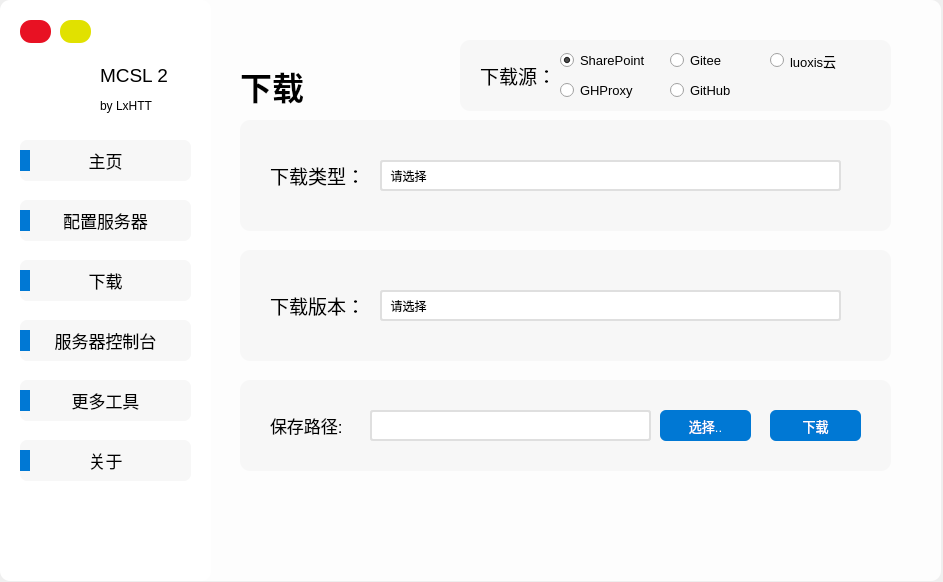
This is resources/MCSL2_MainWindow.ui in MCSLTeam/MCSL2 as Qt 5 draws it before an edit. The edited form follows.
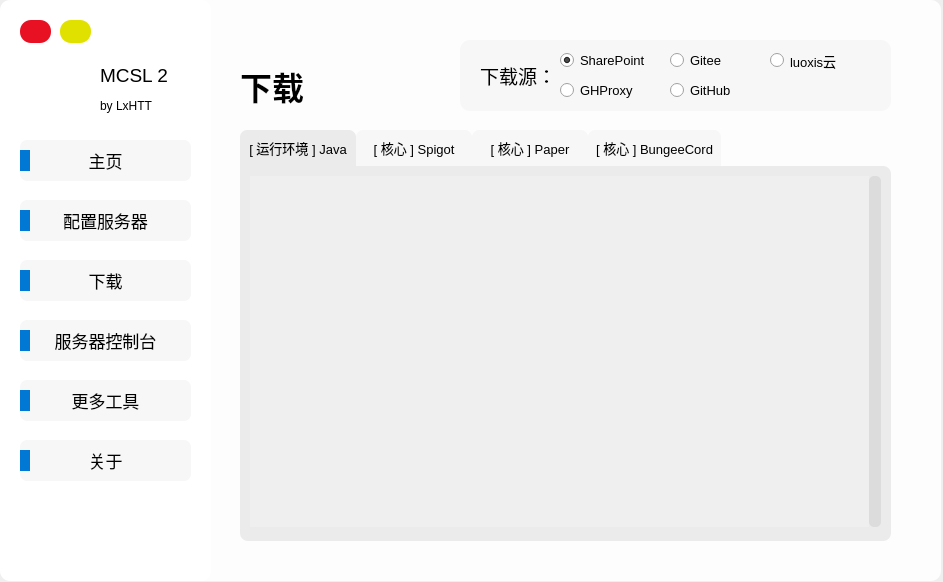
This is the edited form. The open tabs and pages were chosen to show the change. Icons and pictures are not drawn.

Commit message: 分离下载模块

```diff
--- a/resources/MCSL2_MainWindow.ui
+++ b/resources/MCSL2_MainWindow.ui
@@ -653,6 +653,9 @@
     <property name="autoFillBackground">
      <bool>false</bool>
     </property>
+    <property name="frameShape">
+     <enum>QFrame::NoFrame</enum>
+    </property>
     <property name="currentIndex">
      <number>0</number>
     </property>
@@ -1765,424 +1768,6 @@
        <string>下载</string>
       </property>
      </widget>
-     <widget class="QComboBox" name="Download_Type_ComboBox">
-      <property name="geometry">
-       <rect>
-        <x>170</x>
-        <y>180</y>
-        <width>461</width>
-        <height>31</height>
-       </rect>
-      </property>
-      <property name="font">
-       <font>
-        <family>Microsoft YaHei UI</family>
-        <pointsize>9</pointsize>
-       </font>
-      </property>
-      <property name="styleSheet">
-       <string notr="true">QComboBox {
-    border-radius: 3px;
-    padding: 1px 2px 1px 2px;
-    min-width: 9em;
-	border: 2px solid rgb(223, 223, 223);
-}
-QComboBox::drop-down
-{
-    subcontrol-origin: padding;
-    subcontrol-position: top right;
-    width: 20px;
-    border-left-color: rgb(223, 223, 223);
-    border-left-style: solid;
-    border-top-right-radius: 4px;
-    border-bottom-right-radius: 4px;
-}
-QComboBox::down-arrow
-{
-    border-image: url(:/MCSL2_Icon/QComboBox.png);
-}
-QComboBox QAbstractItemView
-{
-	border-radius: 10px;
-	background: rgba(255,255,255,1);
-    border: 1px solid rgba(228,228,228,1);
-    border-radius: 0px 0px 5px 5px;
-	font-size: 14px;
-    outline: 0px;
-}
-QComboBox QAbstractItemView::item
-{
-	border-radius: 7px;
-	font-size:25px;
-	color:#666667;
-	padding-left:9px;
-	background-color:#FFFFFF;
-	min-height: 33px;
-	min-width: 60px;
-}
-QComboBox QAbstractItemView::item:hover
-{
-	border-radius: 7px;
-	background-color: rgb(0, 120, 212);
-	color:#FFFFFF;
-}
-</string>
-      </property>
-      <item>
-       <property name="text">
-        <string>  请选择</string>
-       </property>
-      </item>
-      <item>
-       <property name="text">
-        <string>  [ 运行环境 ] Java</string>
-       </property>
-      </item>
-      <item>
-       <property name="text">
-        <string>  [ 服务端 ] Spigot</string>
-       </property>
-      </item>
-      <item>
-       <property name="text">
-        <string>  [ 服务端 ] Paper</string>
-       </property>
-      </item>
-      <item>
-       <property name="text">
-        <string>  [ 服务端 ] BungeeCord</string>
-       </property>
-      </item>
-     </widget>
-     <widget class="QLabel" name="Download_Type_Background">
-      <property name="geometry">
-       <rect>
-        <x>30</x>
-        <y>140</y>
-        <width>651</width>
-        <height>111</height>
-       </rect>
-      </property>
-      <property name="font">
-       <font>
-        <family>Microsoft YaHei UI</family>
-        <pointsize>12</pointsize>
-       </font>
-      </property>
-      <property name="autoFillBackground">
-       <bool>false</bool>
-      </property>
-      <property name="styleSheet">
-       <string notr="true">QLabel
-{
-	background-color: rgb(247, 247, 247);
-	border-radius: 10px
-}</string>
-      </property>
-      <property name="text">
-       <string/>
-      </property>
-     </widget>
-     <widget class="QLabel" name="Download_Type_Label">
-      <property name="geometry">
-       <rect>
-        <x>60</x>
-        <y>180</y>
-        <width>91</width>
-        <height>31</height>
-       </rect>
-      </property>
-      <property name="font">
-       <font>
-        <family>Microsoft YaHei UI</family>
-        <pointsize>14</pointsize>
-       </font>
-      </property>
-      <property name="text">
-       <string>下载类型：</string>
-      </property>
-     </widget>
-     <widget class="QComboBox" name="Download_Versions_ComboBox">
-      <property name="geometry">
-       <rect>
-        <x>170</x>
-        <y>310</y>
-        <width>461</width>
-        <height>31</height>
-       </rect>
-      </property>
-      <property name="font">
-       <font>
-        <family>Microsoft YaHei UI</family>
-        <pointsize>9</pointsize>
-       </font>
-      </property>
-      <property name="styleSheet">
-       <string notr="true">QComboBox {
-    border-radius: 3px;
-    padding: 1px 2px 1px 2px;
-    min-width: 9em;
-	border: 2px solid rgb(223, 223, 223);
-}
-QComboBox::drop-down
-{
-    subcontrol-origin: padding;
-    subcontrol-position: top right;
-    width: 20px;
-    border-left-color: rgb(223, 223, 223);
-    border-left-style: solid;
-    border-top-right-radius: 4px;
-    border-bottom-right-radius: 4px;
-}
-QComboBox::down-arrow
-{
-    border-image: url(:/MCSL2_Icon/QComboBox.png);
-}
-QComboBox QAbstractItemView
-{
-	border-radius: 10px;
-	background: rgba(255,255,255,1);
-    border: 1px solid rgba(228,228,228,1);
-    border-radius: 0px 0px 5px 5px;
-	font-size: 14px;
-    outline: 0px;
-}
-QComboBox QAbstractItemView::item
-{
-	border-radius: 7px;
-	font-size:25px;
-	color:#666667;
-	padding-left:9px;
-	background-color:#FFFFFF;
-	min-height: 33px;
-	min-width: 60px;
-}
-QComboBox QAbstractItemView::item:hover
-{
-	border-radius: 7px;
-	background-color: rgb(0, 120, 212);
-	color:#FFFFFF;
-}
-</string>
-      </property>
-      <item>
-       <property name="text">
-        <string>  请选择</string>
-       </property>
-      </item>
-     </widget>
-     <widget class="QLabel" name="Download_Versions_Label">
-      <property name="geometry">
-       <rect>
-        <x>60</x>
-        <y>310</y>
-        <width>91</width>
-        <height>31</height>
-       </rect>
-      </property>
-      <property name="font">
-       <font>
-        <family>Microsoft YaHei UI</family>
-        <pointsize>14</pointsize>
-       </font>
-      </property>
-      <property name="text">
-       <string>下载版本：</string>
-      </property>
-     </widget>
-     <widget class="QLabel" name="Download_Versions_Background">
-      <property name="geometry">
-       <rect>
-        <x>30</x>
-        <y>270</y>
-        <width>651</width>
-        <height>111</height>
-       </rect>
-      </property>
-      <property name="font">
-       <font>
-        <family>Microsoft YaHei UI</family>
-        <pointsize>12</pointsize>
-       </font>
-      </property>
-      <property name="autoFillBackground">
-       <bool>false</bool>
-      </property>
-      <property name="styleSheet">
-       <string notr="true">QLabel
-{
-	background-color: rgb(247, 247, 247);
-	border-radius: 10px
-}</string>
-      </property>
-      <property name="text">
-       <string/>
-      </property>
-     </widget>
-     <widget class="QLabel" name="Download_Progress_Background">
-      <property name="geometry">
-       <rect>
-        <x>30</x>
-        <y>400</y>
-        <width>651</width>
-        <height>91</height>
-       </rect>
-      </property>
-      <property name="font">
-       <font>
-        <family>Microsoft YaHei UI</family>
-        <pointsize>12</pointsize>
-       </font>
-      </property>
-      <property name="autoFillBackground">
-       <bool>false</bool>
-      </property>
-      <property name="styleSheet">
-       <string notr="true">QLabel
-{
-	background-color: rgb(247, 247, 247);
-	border-radius: 10px
-}</string>
-      </property>
-      <property name="text">
-       <string/>
-      </property>
-     </widget>
-     <widget class="QPushButton" name="Download_PushButton">
-      <property name="geometry">
-       <rect>
-        <x>560</x>
-        <y>430</y>
-        <width>91</width>
-        <height>31</height>
-       </rect>
-      </property>
-      <property name="font">
-       <font>
-        <family>Microsoft YaHei UI</family>
-        <pointsize>10</pointsize>
-       </font>
-      </property>
-      <property name="cursor">
-       <cursorShape>PointingHandCursor</cursorShape>
-      </property>
-      <property name="styleSheet">
-       <string notr="true">QPushButton
-{
-	background-color: rgb(0, 120, 212);
-	border-radius: 6px;
-	color: rgb(255, 255, 255);
-}
-QPushButton:hover
-{
-    background-color: rgb(0, 110, 212);
-	border-radius: 6px;
-    color: rgb(255, 255, 255);
-}
-QPushButton:pressed
-{
-    background-color: rgb(0, 100, 212);
-	border-radius: 6px;
-    color: rgb(255, 255, 255);
-}</string>
-      </property>
-      <property name="text">
-       <string>下载</string>
-      </property>
-      <property name="flat">
-       <bool>false</bool>
-      </property>
-     </widget>
-     <widget class="QLabel" name="Download_Save_Path_Label">
-      <property name="geometry">
-       <rect>
-        <x>60</x>
-        <y>430</y>
-        <width>101</width>
-        <height>31</height>
-       </rect>
-      </property>
-      <property name="font">
-       <font>
-        <family>Microsoft YaHei UI</family>
-        <pointsize>13</pointsize>
-       </font>
-      </property>
-      <property name="text">
-       <string>保存路径:</string>
-      </property>
-     </widget>
-     <widget class="QLineEdit" name="Download_Save_Path_LineEdit">
-      <property name="geometry">
-       <rect>
-        <x>160</x>
-        <y>430</y>
-        <width>281</width>
-        <height>31</height>
-       </rect>
-      </property>
-      <property name="font">
-       <font>
-        <family>Microsoft YaHei UI</family>
-        <pointsize>9</pointsize>
-       </font>
-      </property>
-      <property name="styleSheet">
-       <string notr="true">QLineEdit
-{
-	border-radius: 3px;
-	border: 2px;
-	border-color: rgb(223, 223, 223);
-    border-style: solid;
-}
-</string>
-      </property>
-     </widget>
-     <widget class="QPushButton" name="Manually_Choose_Download_Save_Path_PushButton">
-      <property name="geometry">
-       <rect>
-        <x>450</x>
-        <y>430</y>
-        <width>91</width>
-        <height>31</height>
-       </rect>
-      </property>
-      <property name="font">
-       <font>
-        <family>Microsoft YaHei UI</family>
-        <pointsize>10</pointsize>
-       </font>
-      </property>
-      <property name="cursor">
-       <cursorShape>PointingHandCursor</cursorShape>
-      </property>
-      <property name="styleSheet">
-       <string notr="true">QPushButton
-{
-	background-color: rgb(0, 120, 212);
-	border-radius: 6px;
-	color: rgb(255, 255, 255);
-}
-QPushButton:hover
-{
-    background-color: rgb(0, 110, 212);
-	border-radius: 6px;
-    color: rgb(255, 255, 255);
-}
-QPushButton:pressed
-{
-    background-color: rgb(0, 100, 212);
-	border-radius: 6px;
-    color: rgb(255, 255, 255);
-}</string>
-      </property>
-      <property name="text">
-       <string>选择..</string>
-      </property>
-      <property name="flat">
-       <bool>false</bool>
-      </property>
-     </widget>
      <widget class="QLabel" name="Download_Source_Background">
       <property name="geometry">
        <rect>
@@ -2329,25 +1914,389 @@
        <string>GHProxy</string>
       </property>
      </widget>
-     <zorder>Download_Progress_Background</zorder>
-     <zorder>Download_Versions_Background</zorder>
-     <zorder>Download_Type_Background</zorder>
-     <zorder>Download_Label</zorder>
-     <zorder>Download_Type_ComboBox</zorder>
-     <zorder>Download_Type_Label</zorder>
-     <zorder>Download_Versions_ComboBox</zorder>
-     <zorder>Download_Versions_Label</zorder>
-     <zorder>Download_PushButton</zorder>
-     <zorder>Download_Save_Path_Label</zorder>
-     <zorder>Download_Save_Path_LineEdit</zorder>
-     <zorder>Manually_Choose_Download_Save_Path_PushButton</zorder>
-     <zorder>Download_Source_Background</zorder>
-     <zorder>Download_Source_Label</zorder>
-     <zorder>luoxisCloud_radioButton</zorder>
-     <zorder>Gitee_radioButton</zorder>
-     <zorder>SharePoint_radioButton</zorder>
-     <zorder>GitHub_radioButton</zorder>
-     <zorder>GHProxy_radioButton</zorder>
+     <widget class="QTabWidget" name="DownloadSwitcher_TabWidget">
+      <property name="geometry">
+       <rect>
+        <x>30</x>
+        <y>150</y>
+        <width>651</width>
+        <height>411</height>
+       </rect>
+      </property>
+      <property name="font">
+       <font>
+        <family>Microsoft YaHei UI</family>
+        <pointsize>10</pointsize>
+       </font>
+      </property>
+      <property name="cursor">
+       <cursorShape>ArrowCursor</cursorShape>
+      </property>
+      <property name="styleSheet">
+       <string notr="true">QTabWidget
+{
+    background-color:rgb(247, 247, 247);
+}
+QTabWidget::pane
+{
+    background-color: rgb(235, 235, 235);
+	border-top-right-radius: 8px;
+	border-bottom-right-radius: 8px;
+	border-bottom-left-radius: 8px;
+    border:none;
+}
+QTabBar::tab
+{
+	background-color:rgb(247, 247, 247);
+	border-top-left-radius: 7px;
+	border-top-right-radius: 7px;
+	min-width: 100px;
+	min-height: 20px;
+	padding: 8px;
+}
+
+QTabBar::tab:selected
+{
+	background-color: rgb(235, 235, 235);
+}</string>
+      </property>
+      <property name="tabPosition">
+       <enum>QTabWidget::North</enum>
+      </property>
+      <property name="currentIndex">
+       <number>0</number>
+      </property>
+      <property name="elideMode">
+       <enum>Qt::ElideMiddle</enum>
+      </property>
+      <property name="usesScrollButtons">
+       <bool>false</bool>
+      </property>
+      <widget class="QWidget" name="JavaTab">
+       <attribute name="title">
+        <string>[ 运行环境 ] Java</string>
+       </attribute>
+       <widget class="QScrollArea" name="JavaScrollArea">
+        <property name="geometry">
+         <rect>
+          <x>10</x>
+          <y>10</y>
+          <width>631</width>
+          <height>351</height>
+         </rect>
+        </property>
+        <property name="cursor" stdset="0">
+         <cursorShape>ArrowCursor</cursorShape>
+        </property>
+        <property name="styleSheet">
+         <string notr="true">QScrollArea{
+	border: 0px solid;
+	border-right-color: #dcdbdc;
+	background-color: transparent;
+}
+QScrollBar:vertical {
+	border: none;
+	background: transparent;
+	width: 12px;
+}
+QScrollBar::handle:vertical {
+	background: rgb(220, 220, 220);
+	min-height: 20px;
+	border-radius: 5px;
+}
+QScrollBar::add-line:vertial 
+{	
+    height: 0px;
+}
+QScrollBar::sub-line:vertial 
+{	
+    height: 0px;
+}
+QScrollBar::up-arrow:vertial,QScrollBar::down-arrow:vertial
+{	
+    height: 0px;
+}
+QScrollBar::add-page:vertical, QScrollBar::sub-page:vertical {
+    background: none;
+}</string>
+        </property>
+        <property name="frameShape">
+         <enum>QFrame::NoFrame</enum>
+        </property>
+        <property name="frameShadow">
+         <enum>QFrame::Plain</enum>
+        </property>
+        <property name="lineWidth">
+         <number>0</number>
+        </property>
+        <property name="verticalScrollBarPolicy">
+         <enum>Qt::ScrollBarAlwaysOn</enum>
+        </property>
+        <property name="horizontalScrollBarPolicy">
+         <enum>Qt::ScrollBarAlwaysOff</enum>
+        </property>
+        <property name="sizeAdjustPolicy">
+         <enum>QAbstractScrollArea::AdjustToContents</enum>
+        </property>
+        <property name="widgetResizable">
+         <bool>true</bool>
+        </property>
+        <widget class="QWidget" name="JavaScrollAreaWidgetContents">
+         <property name="geometry">
+          <rect>
+           <x>0</x>
+           <y>0</y>
+           <width>619</width>
+           <height>351</height>
+          </rect>
+         </property>
+        </widget>
+       </widget>
+      </widget>
+      <widget class="QWidget" name="SpigotTab">
+       <attribute name="title">
+        <string>[ 核心 ] Spigot</string>
+       </attribute>
+       <widget class="QScrollArea" name="SpigotScrollArea">
+        <property name="geometry">
+         <rect>
+          <x>10</x>
+          <y>10</y>
+          <width>631</width>
+          <height>351</height>
+         </rect>
+        </property>
+        <property name="cursor" stdset="0">
+         <cursorShape>ArrowCursor</cursorShape>
+        </property>
+        <property name="styleSheet">
+         <string notr="true">QScrollArea{
+	border: 0px solid;
+	border-right-color: #dcdbdc;
+	background-color: transparent;
+}
+QScrollBar:vertical {
+	border: none;
+	background: transparent;
+	width: 12px;
+}
+QScrollBar::handle:vertical {
+	background: rgb(220, 220, 220);
+	min-height: 20px;
+	border-radius: 5px;
+}
+QScrollBar::add-line:vertial 
+{	
+    height: 0px;
+}
+QScrollBar::sub-line:vertial 
+{	
+    height: 0px;
+}
+QScrollBar::up-arrow:vertial,QScrollBar::down-arrow:vertial
+{	
+    height: 0px;
+}
+QScrollBar::add-page:vertical, QScrollBar::sub-page:vertical {
+    background: none;
+}</string>
+        </property>
+        <property name="frameShape">
+         <enum>QFrame::NoFrame</enum>
+        </property>
+        <property name="frameShadow">
+         <enum>QFrame::Plain</enum>
+        </property>
+        <property name="lineWidth">
+         <number>0</number>
+        </property>
+        <property name="verticalScrollBarPolicy">
+         <enum>Qt::ScrollBarAlwaysOn</enum>
+        </property>
+        <property name="horizontalScrollBarPolicy">
+         <enum>Qt::ScrollBarAlwaysOff</enum>
+        </property>
+        <property name="sizeAdjustPolicy">
+         <enum>QAbstractScrollArea::AdjustToContents</enum>
+        </property>
+        <property name="widgetResizable">
+         <bool>true</bool>
+        </property>
+        <widget class="QWidget" name="SpigotScrollAreaWidgetContents">
+         <property name="geometry">
+          <rect>
+           <x>0</x>
+           <y>0</y>
+           <width>619</width>
+           <height>351</height>
+          </rect>
+         </property>
+        </widget>
+       </widget>
+      </widget>
+      <widget class="QWidget" name="PaperTab">
+       <attribute name="title">
+        <string>[ 核心 ] Paper</string>
+       </attribute>
+       <widget class="QScrollArea" name="PaperScrollArea">
+        <property name="geometry">
+         <rect>
+          <x>10</x>
+          <y>10</y>
+          <width>631</width>
+          <height>351</height>
+         </rect>
+        </property>
+        <property name="cursor" stdset="0">
+         <cursorShape>ArrowCursor</cursorShape>
+        </property>
+        <property name="styleSheet">
+         <string notr="true">QScrollArea{
+	border: 0px solid;
+	border-right-color: #dcdbdc;
+	background-color: transparent;
+}
+QScrollBar:vertical {
+	border: none;
+	background: transparent;
+	width: 12px;
+}
+QScrollBar::handle:vertical {
+	background: rgb(220, 220, 220);
+	min-height: 20px;
+	border-radius: 5px;
+}
+QScrollBar::add-line:vertial 
+{	
+    height: 0px;
+}
+QScrollBar::sub-line:vertial 
+{	
+    height: 0px;
+}
+QScrollBar::up-arrow:vertial,QScrollBar::down-arrow:vertial
+{	
+    height: 0px;
+}
+QScrollBar::add-page:vertical, QScrollBar::sub-page:vertical {
+    background: none;
+}</string>
+        </property>
+        <property name="frameShape">
+         <enum>QFrame::NoFrame</enum>
+        </property>
+        <property name="frameShadow">
+         <enum>QFrame::Plain</enum>
+        </property>
+        <property name="lineWidth">
+         <number>0</number>
+        </property>
+        <property name="verticalScrollBarPolicy">
+         <enum>Qt::ScrollBarAlwaysOn</enum>
+        </property>
+        <property name="horizontalScrollBarPolicy">
+         <enum>Qt::ScrollBarAlwaysOff</enum>
+        </property>
+        <property name="sizeAdjustPolicy">
+         <enum>QAbstractScrollArea::AdjustToContents</enum>
+        </property>
+        <property name="widgetResizable">
+         <bool>true</bool>
+        </property>
+        <widget class="QWidget" name="PaperScrollAreaWidgetContents">
+         <property name="geometry">
+          <rect>
+           <x>0</x>
+           <y>0</y>
+           <width>619</width>
+           <height>351</height>
+          </rect>
+         </property>
+        </widget>
+       </widget>
+      </widget>
+      <widget class="QWidget" name="BungeeCordTab">
+       <attribute name="title">
+        <string>[ 核心 ] BungeeCord</string>
+       </attribute>
+       <widget class="QScrollArea" name="BungeeCordScrollArea">
+        <property name="geometry">
+         <rect>
+          <x>10</x>
+          <y>10</y>
+          <width>631</width>
+          <height>351</height>
+         </rect>
+        </property>
+        <property name="cursor" stdset="0">
+         <cursorShape>ArrowCursor</cursorShape>
+        </property>
+        <property name="styleSheet">
+         <string notr="true">QScrollArea{
+	border: 0px solid;
+	border-right-color: #dcdbdc;
+	background-color: transparent;
+}
+QScrollBar:vertical {
+	border: none;
+	background: transparent;
+	width: 12px;
+}
+QScrollBar::handle:vertical {
+	background: rgb(220, 220, 220);
+	min-height: 20px;
+	border-radius: 5px;
+}
+QScrollBar::add-line:vertial 
+{	
+    height: 0px;
+}
+QScrollBar::sub-line:vertial 
+{	
+    height: 0px;
+}
+QScrollBar::up-arrow:vertial,QScrollBar::down-arrow:vertial
+{	
+    height: 0px;
+}
+QScrollBar::add-page:vertical, QScrollBar::sub-page:vertical {
+    background: none;
+}</string>
+        </property>
+        <property name="frameShape">
+         <enum>QFrame::NoFrame</enum>
+        </property>
+        <property name="frameShadow">
+         <enum>QFrame::Plain</enum>
+        </property>
+        <property name="lineWidth">
+         <number>0</number>
+        </property>
+        <property name="verticalScrollBarPolicy">
+         <enum>Qt::ScrollBarAlwaysOn</enum>
+        </property>
+        <property name="horizontalScrollBarPolicy">
+         <enum>Qt::ScrollBarAlwaysOff</enum>
+        </property>
+        <property name="sizeAdjustPolicy">
+         <enum>QAbstractScrollArea::AdjustToContents</enum>
+        </property>
+        <property name="widgetResizable">
+         <bool>true</bool>
+        </property>
+        <widget class="QWidget" name="BungeeCordScrollAreaWidgetContents">
+         <property name="geometry">
+          <rect>
+           <x>0</x>
+           <y>0</y>
+           <width>619</width>
+           <height>351</height>
+          </rect>
+         </property>
+        </widget>
+       </widget>
+      </widget>
+     </widget>
     </widget>
     <widget class="QWidget" name="ConsolePage">
      <widget class="QLabel" name="Console_Label">
```
Left out of the diff: 6 changed lines with no effect on the pictures. The commit also changes 16 other files.
